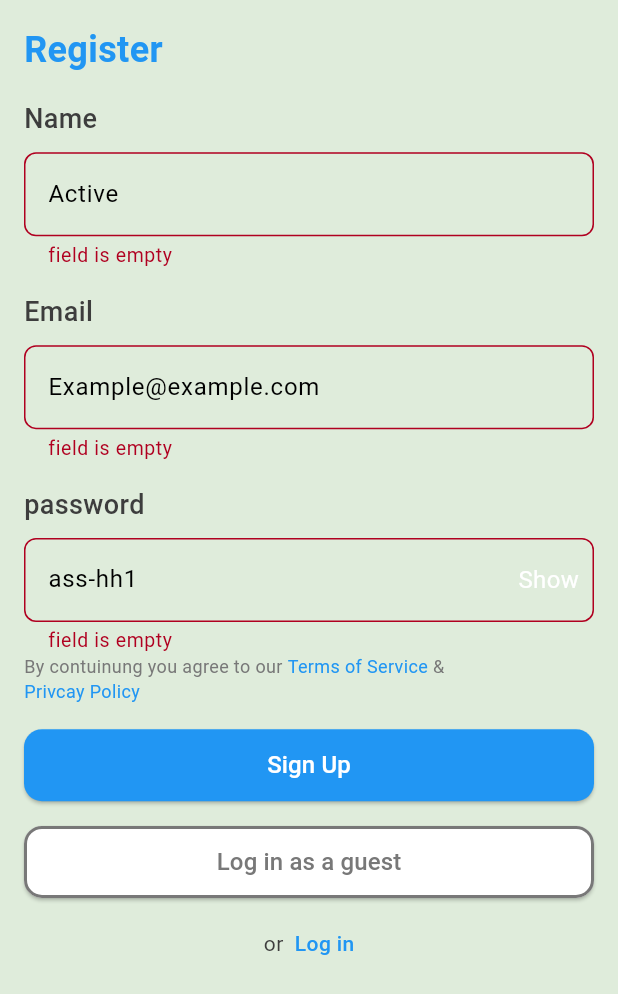
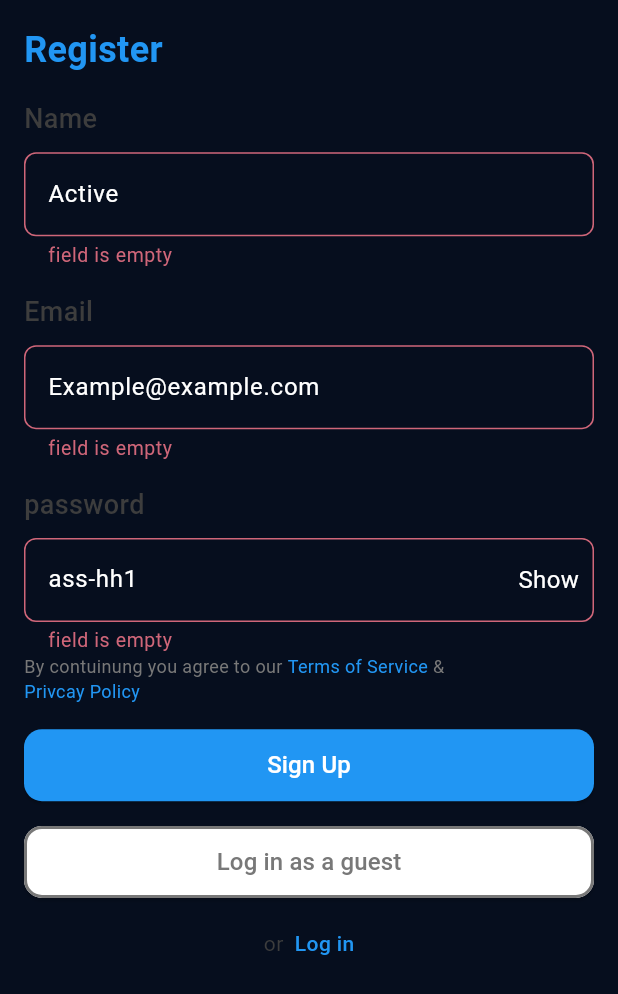
Before and after one commit to ahmaddamr/note-it, a Flutter app: the screen it shows after launch, after a tap on "Sign Up", on a phone screen of 412 x 824 dp. Shown: the top 994 px of the screen. Run offline on Flutter 3.47's test engine with Material 3 defaults, Android fonts, the phone set to English and light mode, and no system bars; our stand-ins replace cherry_toast, cloud_firestore, easy_date_timeline, easy_localization, firebase_auth, firebase_core and 3 more; accounts and stored records are empty; network calls fail.

Commit message:
finish theme shared pref

```diff
--- a/lib/main.dart
+++ b/lib/main.dart
@@ -2,7 +2,9 @@ import 'package:easy_localization/easy_localization.dart';
 import 'package:firebase_core/firebase_core.dart';
 import 'package:flutter/material.dart';
 import 'package:provider/provider.dart';
+import 'package:shared_preferences/shared_preferences.dart';
 import 'package:todo_app2/core/services/debug_service.dart';
+import 'package:todo_app2/core/theme/apptheme.dart';
 import 'package:todo_app2/firebase_options.dart';
 import 'package:todo_app2/manager/provider/main_provider.dart';
 import 'package:todo_app2/modules/auth/sign_in/page/sign_in_page.dart';
@@ -28,7 +30,7 @@ void main() async {
         supportedLocales: const [Locale('en'), Locale('ar')],
         path: 'assets/translations',
         fallbackLocale: const Locale('en'),
-        child: const NoteIt(),
+        child: NoteIt(),
       ),
     ),
   );
@@ -36,13 +38,15 @@ void main() async {
 }
 
 class NoteIt extends StatelessWidget {
-  const NoteIt({super.key});
+  NoteIt({super.key});
+  // late MainProvider provider;
 
   @override
   Widget build(BuildContext context) {
-    var provider = Provider.of<MainProvider>(context);
+    var myProvider = Provider.of<MainProvider>(context);
+    getTheme(myProvider);
     return MaterialApp(
-      theme: provider.themeData,
+      theme: myProvider.themeData,
       debugShowCheckedModeBanner: false,
       localizationsDelegates: context.localizationDelegates,
       supportedLocales: context.supportedLocales,
@@ -57,4 +61,11 @@ class NoteIt extends StatelessWidget {
       initialRoute: const SplashScreen().routeName,
     );
   }
+
+  void getTheme(MainProvider myProvider) async {
+    final SharedPreferences prefs = await SharedPreferences.getInstance();
+    bool theme = prefs.getBool('theme') ?? false;
+    myProvider
+        .changetheme(theme ? AppTheme().lightTheme : AppTheme().darkTheme);
+  }
 }
--- a/lib/manager/provider/main_provider.dart
+++ b/lib/manager/provider/main_provider.dart
@@ -1,4 +1,5 @@
 import 'package:flutter/material.dart';
+import 'package:shared_preferences/shared_preferences.dart';
 import 'package:todo_app2/core/theme/apptheme.dart';
 import 'package:todo_app2/models/task_model.dart';
 import 'package:todo_app2/models/user_model.dart';
@@ -9,7 +10,7 @@ class MainProvider extends ChangeNotifier {
   var date = DateTime.now();
   var datePicker = DateTime.now();
   var time = TimeOfDay.now();
-    ThemeData themeData = AppTheme().lightTheme;
+  ThemeData themeData = AppTheme().lightTheme;
   // bool Theme = false;
   TextEditingController titleController = TextEditingController();
   TextEditingController descController = TextEditingController();
@@ -68,8 +69,9 @@ class MainProvider extends ChangeNotifier {
     notifyListeners();
   }
 
-  void changetheme(ThemeData themeData)
-  {
+  Future<void> changetheme(ThemeData themeData) async {
+    final SharedPreferences prefs = await SharedPreferences.getInstance();
+    prefs.setBool('theme', themeData == AppTheme().lightTheme);
     this.themeData = themeData;
     notifyListeners();
   }
--- a/pubspec.yaml
+++ b/pubspec.yaml
@@ -43,6 +43,7 @@ dependencies:
   intl: ^0.19.0
   logger: ^2.4.0
   provider: ^6.1.2
+  shared_preferences: ^2.3.2
 
 dev_dependencies:
   flutter_lints: ^3.0.0
```
Also changed, not shown: lib/modules/home/settings/screen/settings_screen.dart (+5 -4 lines), pubspec.lock, 1 other file.
